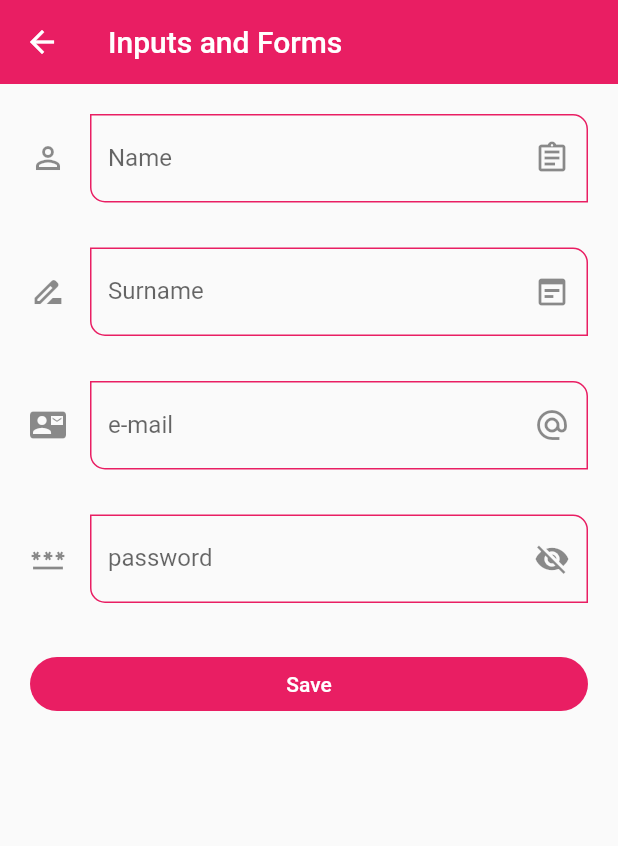
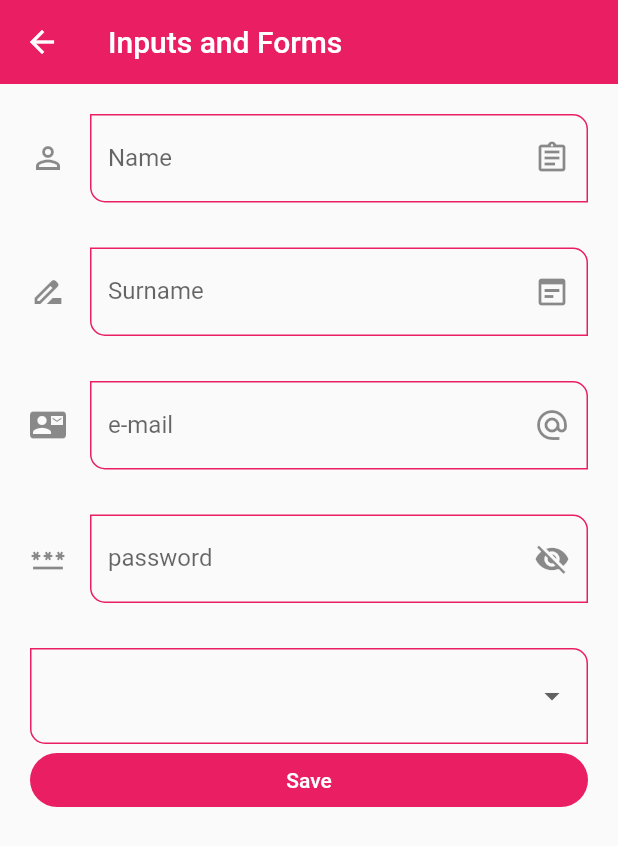
Before and after one commit to GitRockie/flutter_app_1, a Flutter app: the InputsScreen screen opened by its route, on a phone screen of 412 x 824 dp. Shown: the top 846 px of the screen. Run offline on Flutter 3.47's test engine with Material 2 defaults, Android fonts, the phone set to English and light mode, and no system bars.

Commit message:
DropdownBottom Form Field
DropdownMenuItem roles
 onChanged
   DropdownButtonFormField to <String>

```diff
--- a/lib/screens/inputs_screen.dart
+++ b/lib/screens/inputs_screen.dart
@@ -74,6 +74,20 @@ class InputsScreen extends StatelessWidget {
               const SizedBox(
                 height: 30,
               ),
+              DropdownButtonFormField<String>(
+                items: const [
+                  DropdownMenuItem(value: 'Admin', child: Text('Admin')),
+                  DropdownMenuItem(value: 'Student', child: Text('Student')),
+                  DropdownMenuItem(value: 'Teacher', child: Text('Teacher')),
+                  DropdownMenuItem(
+                      value: 'Developer', child: Text('Developer')),
+                ],
+                icon: const Icon(Icons.arrow_drop_down),
+                onChanged: (value) {
+                  print(value);
+                  formValues['role'] = value ?? 'Admin';
+                },
+              ),
               ElevatedButton(
                 child: const SizedBox(
                     width: double.infinity, child: Center(child: Text('Save'))),
```
